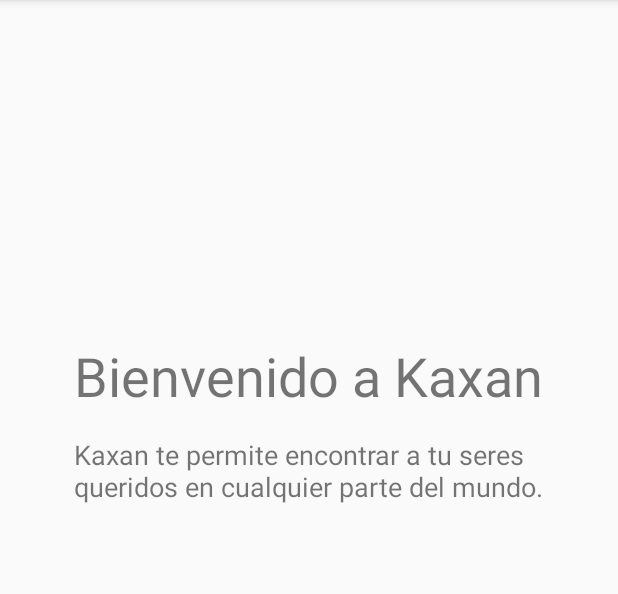
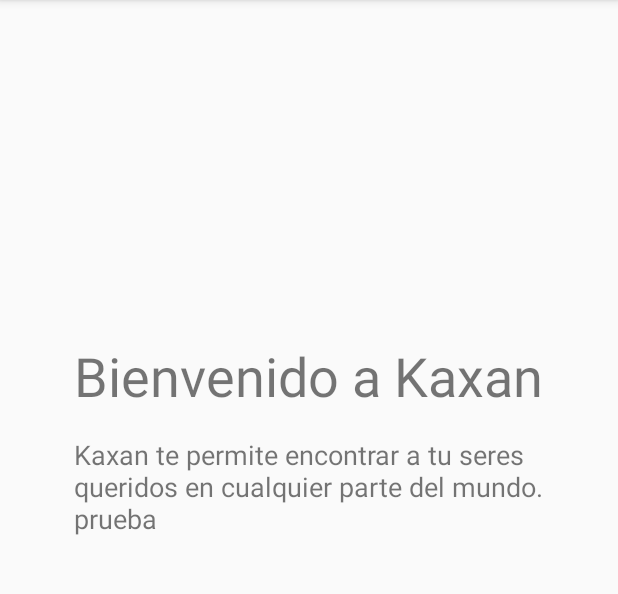
Before and after one commit to VeranoDelfin2017/ProyectoAplicacionKaxan, an Android app: the BienvenidaActivity screen opened directly, with no data from a screen before it, on a phone screen of 412 x 824 dp, the part 84-678 px from its top. Run offline under Robolectric (Android 15) with nearby library versions, the phone set to English and light mode, and no system bars.

Commit message:
agregando un cambio

```diff
--- a/app/src/main/res/layout/activity_bienvenida.xml
+++ b/app/src/main/res/layout/activity_bienvenida.xml
@@ -17,7 +17,7 @@
             android:layout_alignStart="@+id/textView3"
             android:layout_below="@+id/textView3"
             android:layout_marginTop="16dp"
-            android:text="Kaxan te permite encontrar a tu seres queridos en cualquier parte del mundo."
+            android:text="Kaxan te permite encontrar a tu seres queridos en cualquier parte del mundo. prueba"
             android:textSize="18sp" />
 
         <TextView
```
